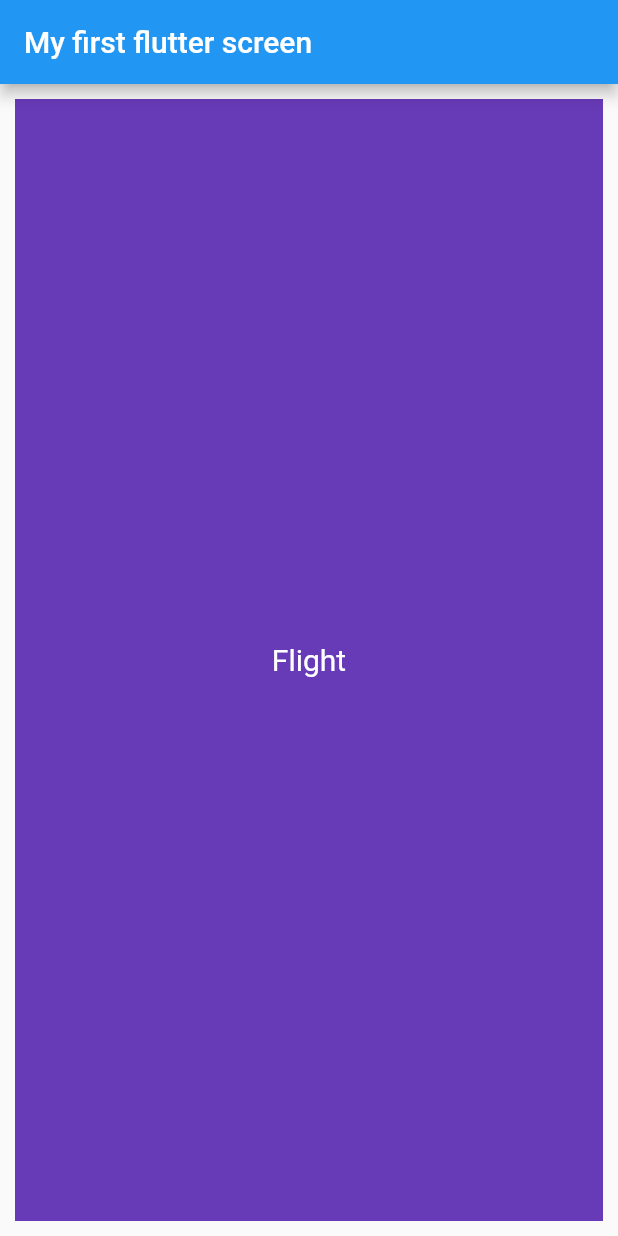
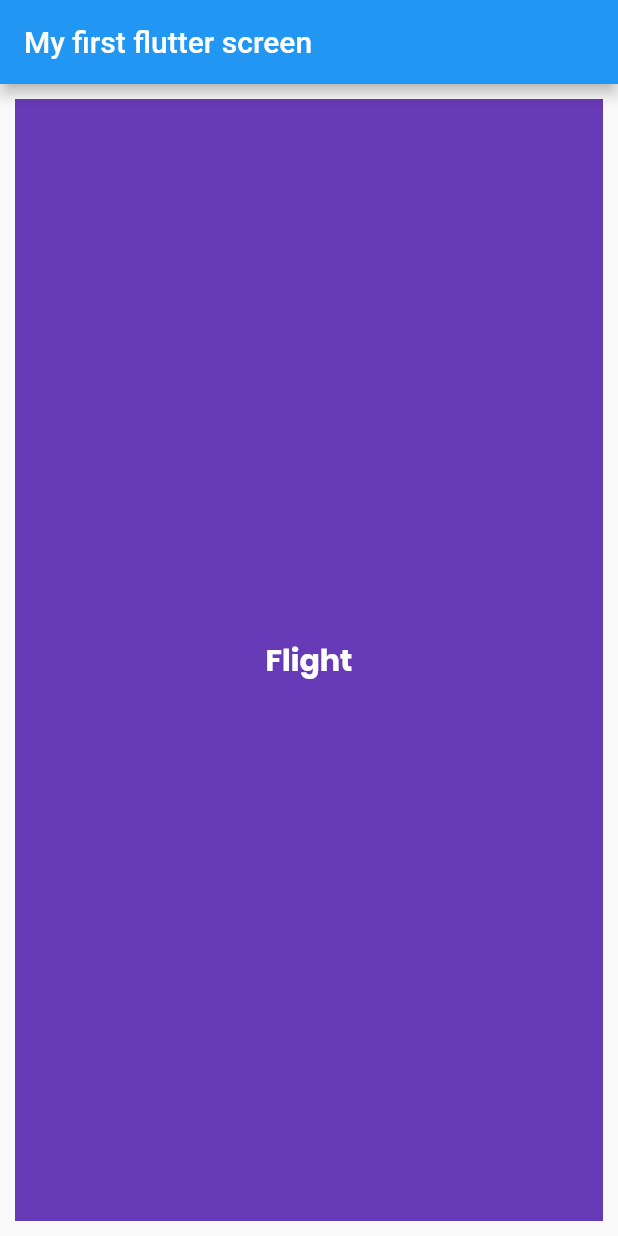
Before and after one commit to raystatic/First_flutter_app, a Flutter app: the screen it shows after launch, on a phone screen of 412 x 824 dp. Run offline on Flutter 3.47's test engine with Material 2 defaults, Android fonts, the phone set to English and light mode, and no system bars.

Commit message:
fonts added and pubspec.yaml file updated

```diff
--- a/lib/app_screens/home.dart
+++ b/lib/app_screens/home.dart
@@ -16,7 +16,7 @@ class Home extends StatelessWidget{
         child: Text(
             "Flight",
             textDirection: TextDirection.ltr,
-            style: TextStyle(color: Colors.white, fontSize: 20.0)
+            style: TextStyle(color: Colors.white, fontSize: 20.0, fontFamily: 'Poppins', fontWeight: FontWeight.w700)
         ),
       ),
     );
```
Also changed, not shown: pubspec.yaml (+10 -12 lines), fonts/Poppins-Bold.ttf (added), fonts/Poppins-Medium.ttf (added), fonts/Poppins-Regular.ttf (added).
